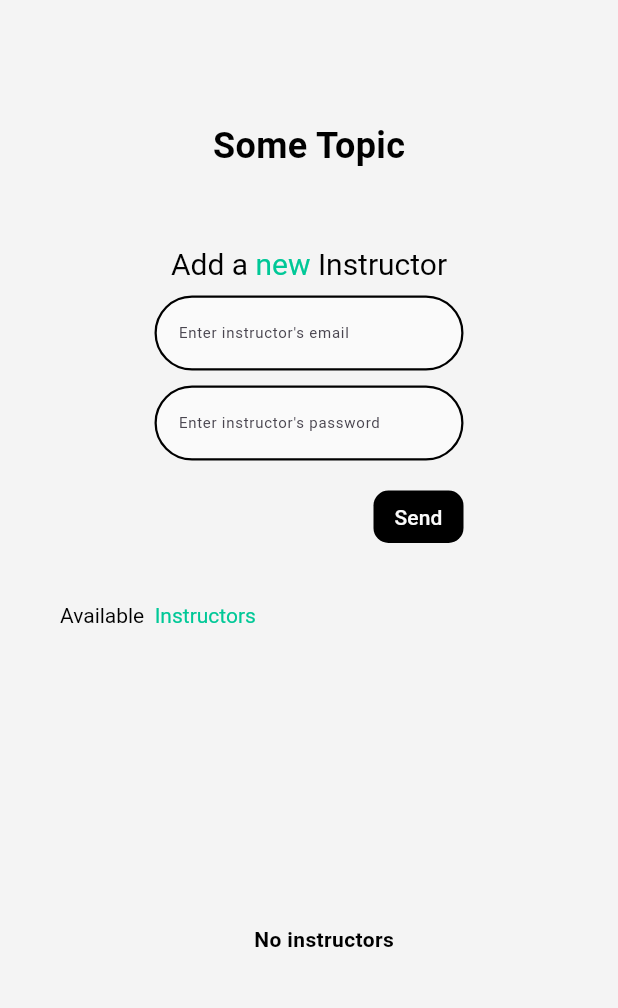
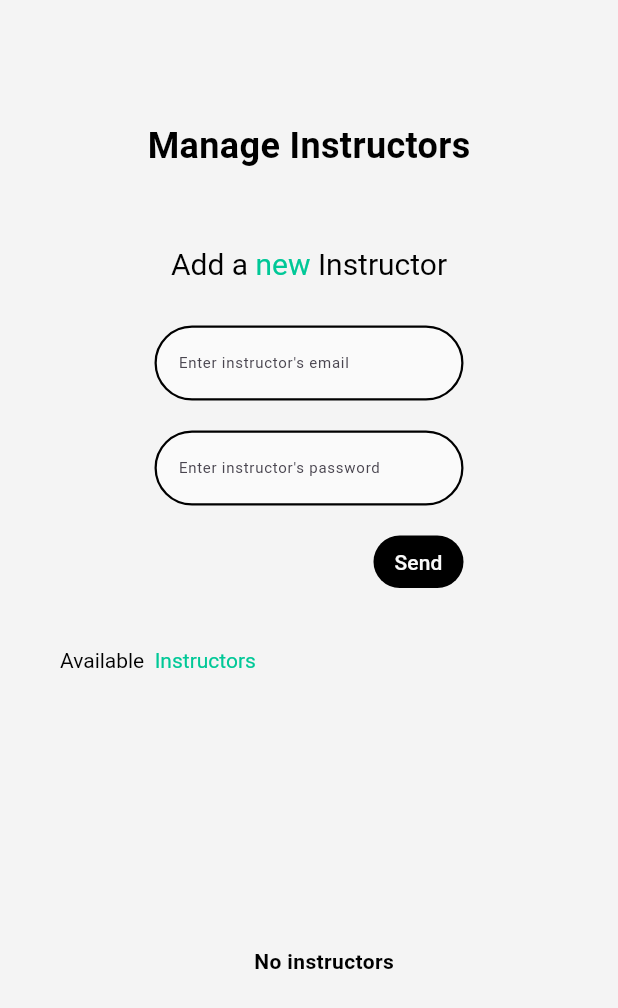
Before and after one commit to jali-k/flutter-st-admin-instructor, a Flutter app: the InstructorScreen screen opened directly, on a phone screen of 412 x 824 dp. Shown: the top 1008 px of the screen. Run offline on Flutter 3.47's test engine with Material 3 defaults, Android fonts, the phone set to English and light mode, and no system bars; our stand-ins replace cloud_firestore, firebase_core, gap, google_fonts; missing offline and left inert: flutter_email_sender; accounts and stored records are empty.

Commit message:
Fine tune manage instructors page layout

```diff
--- a/lib/screens/entry_screen/entry_screen.dart
+++ b/lib/screens/entry_screen/entry_screen.dart
@@ -154,7 +154,7 @@ class _EntryScreenState extends State<EntryScreen> {
             const Gap(80),
             const Center(
               child: Text(
-                "Some Topic",
+                "Manage Papers",
                 style: TextStyle(
                     fontWeight: FontWeight.bold,
                     fontSize: 24,
--- a/lib/screens/instructor_screen/existing_instructor_screen.dart
+++ b/lib/screens/instructor_screen/existing_instructor_screen.dart
@@ -57,7 +57,7 @@ class _ExistingInstructorScreenState extends State<ExistingInstructorScreen> {
             const Gap(80),
             const Center(
               child: Text(
-                "Some Topic",
+                "Manage Instructors",
                 style: TextStyle(
                     fontWeight: FontWeight.bold,
                     fontSize: 24,
--- a/lib/screens/instructor_screen/instructor_screen.dart
+++ b/lib/screens/instructor_screen/instructor_screen.dart
@@ -166,7 +166,7 @@ class _InstructorScreenState extends State<InstructorScreen> {
             const Gap(80),
             const Center(
               child: Text(
-                "Some Topic",
+                "Manage Instructors",
                 style: TextStyle(
                     fontWeight: FontWeight.bold,
                     fontSize: 24,
@@ -191,7 +191,7 @@ class _InstructorScreenState extends State<InstructorScreen> {
                 ),
               ])),
             ),
-            const Gap(10),
+            const Gap(30),
             Form(
               key: formKey,
               child: Column(
@@ -232,7 +232,7 @@ class _InstructorScreenState extends State<InstructorScreen> {
                       ),
                     ),
                   ),
-                  const Gap(10),
+                  const Gap(20),
                   Center(
                     child: SizedBox(
                       width: width / 2,
@@ -270,7 +270,7 @@ class _InstructorScreenState extends State<InstructorScreen> {
                       width: 60,
                       decoration: BoxDecoration(
                           color: AppColors.black,
-                          borderRadius: BorderRadius.circular(10)),
+                          borderRadius: BorderRadius.circular(29)),
                       child: TextButton(
                         onPressed: () {
                           FocusScope.of(context).requestFocus(FocusNode());
```
